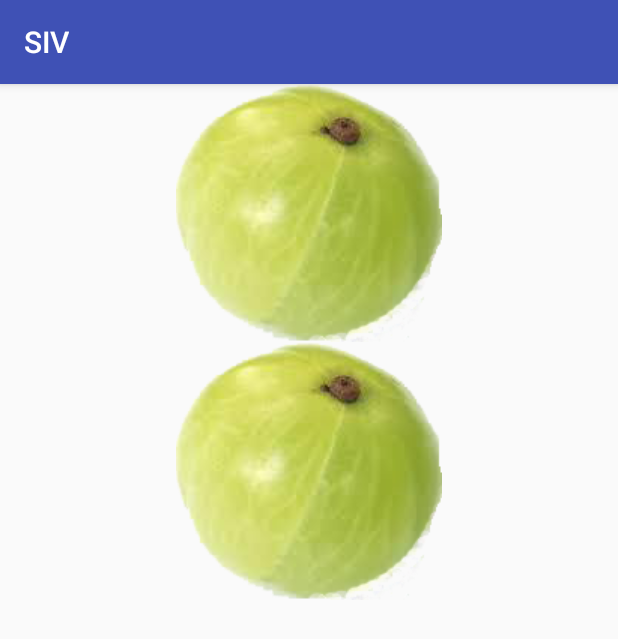
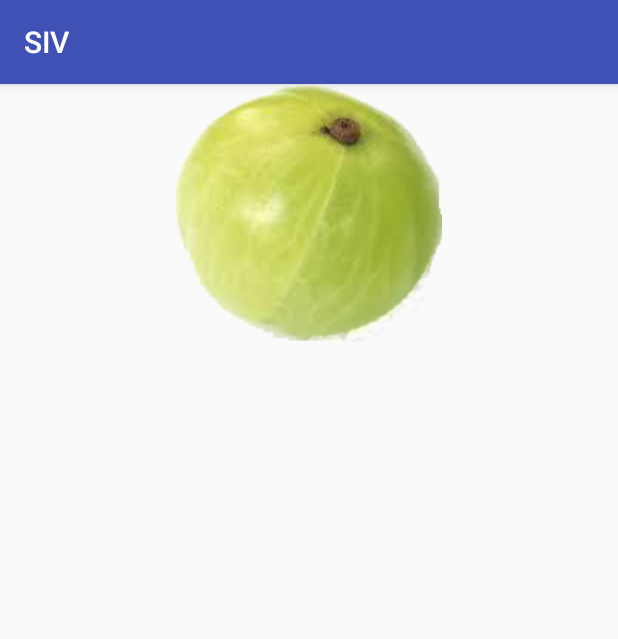
Before and after one commit to vinothrajux/SIV, an Android app: the screen it shows after launch (LoginActivity), on a phone screen of 412 x 824 dp. Shown: the top 639 px of the screen. Run offline under Robolectric (Android 15) with nearby library versions, the phone set to English and light mode, and no system bars.

Commit message:
for push testing

```diff
--- a/app/src/main/res/layout/activity_login.xml
+++ b/app/src/main/res/layout/activity_login.xml
@@ -21,10 +21,6 @@
             android:layout_width="wrap_content"
             android:layout_height="wrap_content"
             android:src="@drawable/amla"/>
-        <ImageView
-            android:layout_width="wrap_content"
-            android:layout_height="wrap_content"
-            android:src="@drawable/amla"/>
         </LinearLayout>
 
     </LinearLayout>
```
